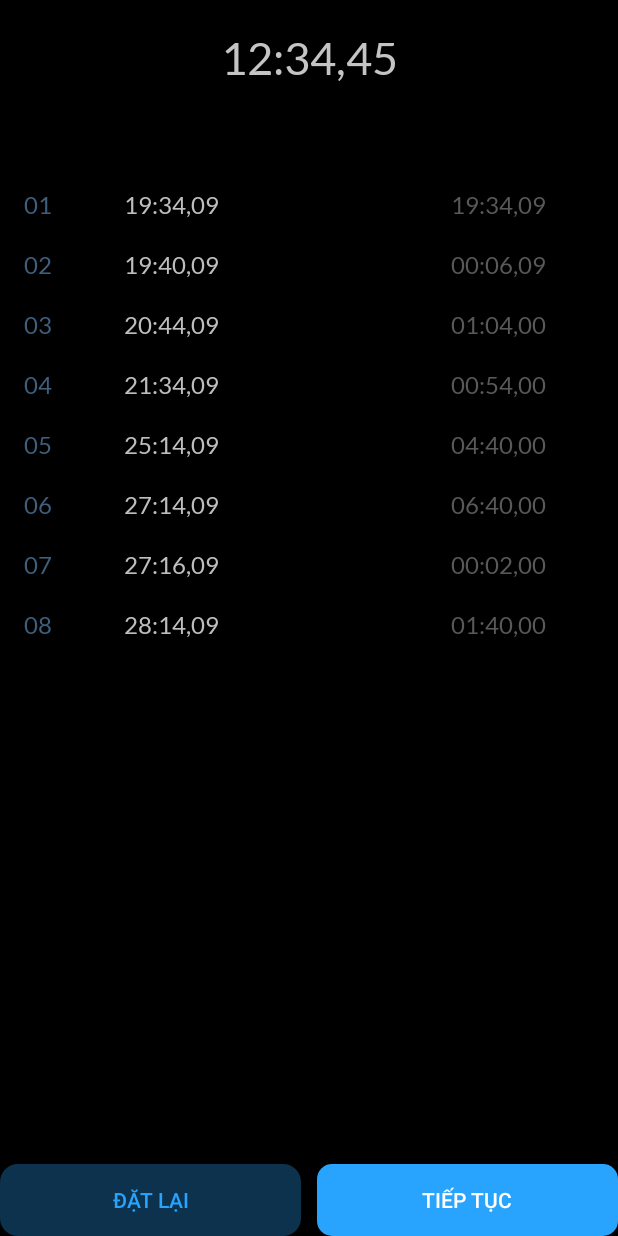
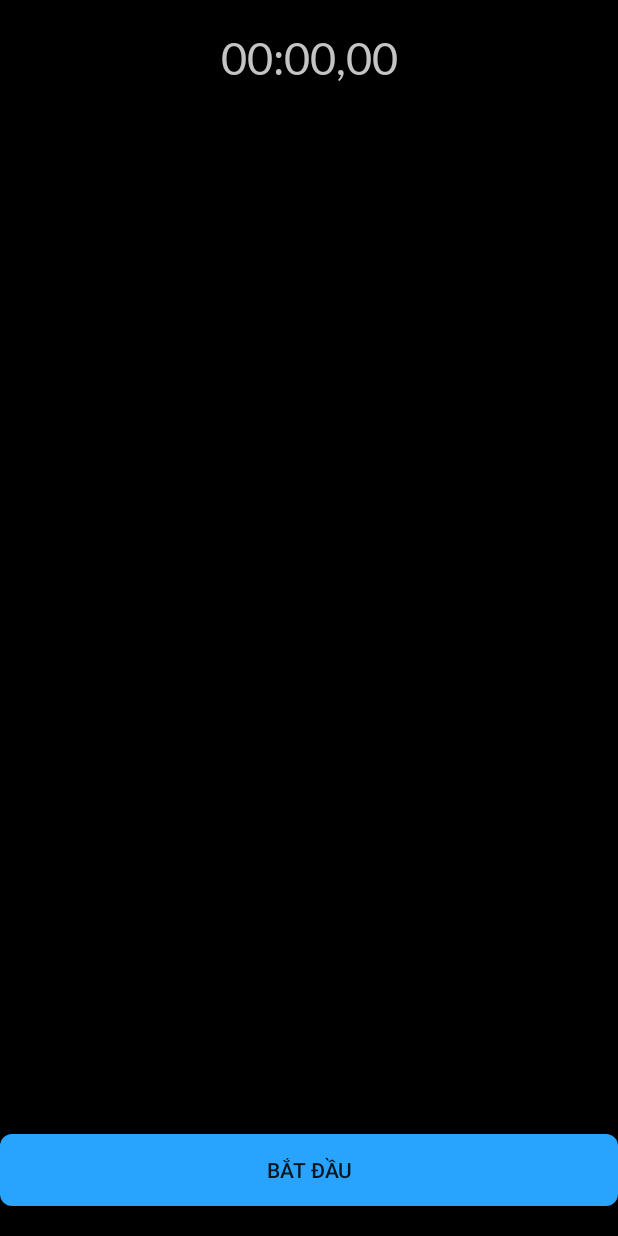
Before and after one commit to CN-LEON-DX/AlarmApp2, an Android app: the fragment StopWatchFragment shown on its own in the app's theme, on a phone screen of 412 x 824 dp. Run offline under Robolectric (Android 15) with nearby library versions, the phone set to English and light mode, and no system bars.

Commit message:
add stopwatch

```diff
--- a/app/src/main/AndroidManifest.xml
+++ b/app/src/main/AndroidManifest.xml
@@ -15,9 +15,9 @@
         android:allowBackup="true"
         android:dataExtractionRules="@xml/data_extraction_rules"
         android:fullBackupContent="@xml/backup_rules"
-        android:icon="@mipmap/ic_launcher"
+        android:icon="@drawable/clock2"
         android:label="@string/app_name"
-        android:roundIcon="@mipmap/ic_launcher_round"
+        android:roundIcon="@drawable/clock2"
         android:supportsRtl="true"
         android:theme="@style/Theme.AlarmApp"
         tools:targetApi="31" >
--- a/app/src/main/java/com/example/alarmapp/Fragment/StopWatchFragment.java
+++ b/app/src/main/java/com/example/alarmapp/Fragment/StopWatchFragment.java
@@ -1,37 +1,40 @@
 package com.example.alarmapp.Fragment;
 
+
+import android.annotation.SuppressLint;
+import android.content.Context;
+import android.content.SharedPreferences;
 import android.os.Bundle;
+import android.os.Handler;
+import android.preference.PreferenceManager;
 import android.view.LayoutInflater;
 import android.view.View;
 import android.view.ViewGroup;
 import android.widget.Button;
 import android.widget.TextView;
+import android.widget.Toast;
 
 import androidx.fragment.app.Fragment;
 import androidx.recyclerview.widget.LinearLayoutManager;
 import androidx.recyclerview.widget.RecyclerView;
-
 import com.example.alarmapp.Adapter.StopWatch;
 import com.example.alarmapp.Adapter.StopWatchAdapter;
 import com.example.alarmapp.R;
-
 import java.util.ArrayList;
 import java.util.List;
 
 public class StopWatchFragment extends Fragment {
-    private RecyclerView rcvStopWatch;
     private List<StopWatch> stopWatchList;
     private TextView tvTimer;
-    private Button btnReset, btnContinue;
+    private Button btnStartAndStop,btnResetAndMark;
+    private Handler handler;
+    private String nextStatus="start";
+    private Runnable runnable;
+    private boolean isRunning =false;
+    private long elapsedTime;
+    private SharedPreferences sharedPreferencesPut,sharedPreferencesRead;
     public StopWatchFragment() {
         // Required empty public constructor
-    }
-    public static StopWatchFragment newInstance(String param1, String param2) {
-        StopWatchFragment fragment = new StopWatchFragment();
-        Bundle args = new Bundle();
-
-        fragment.setArguments(args);
-        return fragment;
     }
     @Override
     public void onCreate(Bundle savedInstanceState) {
@@ -43,28 +46,139 @@ public class StopWatchFragment extends Fragment {
                              Bundle savedInstanceState) {
         // Inflate the layout for this fragment
         View view = inflater.inflate(R.layout.fragment_stopwatch, container, false);
+        //find id
         tvTimer = view.findViewById(R.id.tvTimer);
-        btnReset = view.findViewById(R.id.btnReset);
-        btnContinue = view.findViewById(R.id.btnContinue);
-
-        rcvStopWatch = view.findViewById(R.id.rcvListStopWatch);
-        StopWatchAdapter  stopWatchAdapter = new StopWatchAdapter(createListStopWatch(), getContext());
-
+        btnStartAndStop=view.findViewById(R.id.btn_start_stop);
+        btnResetAndMark=view.findViewById(R.id.btn_reset_mark);
+        //setup for recyclerView
+        RecyclerView rcvStopWatch = view.findViewById(R.id.rcvListStopWatch);
+        stopWatchList = new ArrayList<>();
+        StopWatchAdapter stopWatchAdapter = new StopWatchAdapter(stopWatchList, getContext());
         rcvStopWatch.setLayoutManager(new LinearLayoutManager(getContext(), LinearLayoutManager.VERTICAL, false));
         rcvStopWatch.setAdapter(stopWatchAdapter);
+        //set listener for button
+        setListenerForBtnStartAndStop();
+        setListenerForBtnResetAndMark();
+        //setup read from sharedPreferences
+        sharedPreferencesRead= PreferenceManager.getDefaultSharedPreferences(getContext());
+        sharedPreferencesRead= getContext().getSharedPreferences("MyPrefs", Context.MODE_PRIVATE);
+        nextStatus=sharedPreferencesRead.getString("status","start");
+        elapsedTime=sharedPreferencesRead.getLong("elapsedTime",0);
+        isRunning=sharedPreferencesRead.getBoolean("isRunning",false);
+        updateUI();
         return view;
     }
+    @Override
+    public void onDestroy() {
+        super.onDestroy();
+        SharedPreferences.Editor editor = sharedPreferencesPut.edit();
+        editor.putString("status", nextStatus);
+        editor.putBoolean("isRunning", isRunning);
+        editor.putLong("elapsedTime", elapsedTime);
+        editor.apply();
+    }
+    private void updateUI() {
+        // Cập nhật giao diện dựa trên giá trị đọc được
+        if (nextStatus.equals("start")) {
+            // Cài đặt giao diện cho trạng thái "start"
+            btnStartAndStop.setText("Bắt đầu");
+            btnResetAndMark.setVisibility(View.GONE);
+            tvTimer.setText("00:00,00");
+        } else if (nextStatus.equals("stop")) {
+            // Cài đặt giao diện cho trạng thái "stop"
+            btnStartAndStop.setText("Tạm dừng");
+            btnResetAndMark.setText("Ghi");
+            btnResetAndMark.setVisibility(View.VISIBLE);
+            startTime(); // Bắt đầu tính thời gian lại nếu cần
+        } else if (nextStatus.equals("continue")) {
+            // Cài đặt giao diện cho trạng thái "continue"
+            btnStartAndStop.setText("Tạm dừng");
+            btnResetAndMark.setText("Ghi");
+            btnResetAndMark.setVisibility(View.VISIBLE);
+            startTime();
+        }
+    }
 
-    public List<StopWatch> createListStopWatch(){
-        stopWatchList = new ArrayList<>();
-        stopWatchList.add(new StopWatch("01", "19:34,09", "19:34,09"));
-        stopWatchList.add(new StopWatch("02", "19:40,09", "00:06,09"));
-        stopWatchList.add(new StopWatch("03", "20:44,09", "01:04,00"));
-        stopWatchList.add(new StopWatch("04", "21:34,09", "00:54,00"));
-        stopWatchList.add(new StopWatch("05", "25:14,09", "04:40,00"));
-        stopWatchList.add(new StopWatch("06", "27:14,09", "06:40,00"));
-        stopWatchList.add(new StopWatch("07", "27:16,09", "00:02,00"));
-        stopWatchList.add(new StopWatch("08", "28:14,09", "01:40,00"));
-        return stopWatchList;
+    @SuppressLint("DefaultLocale")
+    public String calculateTime(long elapsedTime){
+
+        int milliseconds = (int) ((elapsedTime / 10) % 100);
+        int seconds = (int) ((elapsedTime / 1000) % 60);
+        int minutes = (int) (elapsedTime / 60000);
+        if(minutes>=60) {
+            minutes=(int) (elapsedTime/60000)%60;
+            int hour = (int) (elapsedTime/3600000);
+            return  String.format("%02d:%02d:%02d,%02d",hour, minutes, seconds, milliseconds);
+        } else return String.format("%02d:%02d,%02d", minutes, seconds, milliseconds);
+    }
+    public void startTime() {
+        handler = new Handler();
+        long startTime;
+        if (isRunning) {
+            startTime = System.currentTimeMillis() - elapsedTime;
+        } else{
+            startTime = System.currentTimeMillis();
+        }
+        runnable = new Runnable() {
+            @Override
+            public void run() {
+                long currentTime = System.currentTimeMillis();
+                elapsedTime = currentTime - startTime;
+
+                String time = calculateTime(elapsedTime);
+                tvTimer.setText(time);
+
+                handler.postDelayed(this, 1);
+            }
+        };
+
+        handler.post(runnable);
+    }
+    public void setListenerForBtnStartAndStop() {
+        btnStartAndStop.setOnClickListener(new View.OnClickListener() {
+            @SuppressLint("SetTextI18n")
+            @Override
+            public void onClick(View v) {
+                if (nextStatus.equals("start")) {
+                    startTime();
+                    nextStatus = "stop";
+                    btnStartAndStop.setText("Tạm dừng");
+                    btnResetAndMark.setText("ghi");
+                    btnResetAndMark.setVisibility(View.VISIBLE);
+                } else if (nextStatus.equals("stop")) {
+                    handler.removeCallbacks(runnable);
+                    nextStatus = "continue";
+                    btnStartAndStop.setText("Tiếp tục");
+                    btnResetAndMark.setText("đặt lại");
+                    btnResetAndMark.setVisibility(View.VISIBLE);
+                } else if (nextStatus.equals("continue")) {
+                    isRunning = true;
+                    startTime();
+                    nextStatus = "stop";
+                    btnResetAndMark.setText("ghi");
+                    btnStartAndStop.setText("Tạm dừng");
+                    btnResetAndMark.setVisibility(View.VISIBLE);
+                }
+            }
+        });
+    }
+    public void setListenerForBtnResetAndMark() {
+        btnResetAndMark.setOnClickListener(new View.OnClickListener() {
+            @SuppressLint("SetTextI18n")
+            @Override
+            public void onClick(View v) {
+                if (nextStatus.equals("stop")) {
+                    // Reset logic here if needed
+                } else if (nextStatus.equals("continue")) {
+                    isRunning = false;
+                    nextStatus = "start";
+                    elapsedTime=0;
+                    btnResetAndMark.setVisibility(View.GONE);
+                    handler.removeCallbacks(runnable);
+                    tvTimer.setText("00:00,00");
+                    btnStartAndStop.setText("Bắt đầu");
+                }
+            }
+        });
     }
 }
--- a/app/src/main/res/layout/fragment_stopwatch.xml
+++ b/app/src/main/res/layout/fragment_stopwatch.xml
@@ -1,55 +1,58 @@
 <?xml version="1.0" encoding="utf-8"?>
 <RelativeLayout xmlns:android="http://schemas.android.com/apk/res/android"
+    xmlns:app="http://schemas.android.com/apk/res-auto"
     xmlns:tools="http://schemas.android.com/tools"
     android:layout_width="match_parent"
     android:layout_height="match_parent"
     android:background="@color/black"
     android:layout_weight="2"
     tools:context=".Fragment.StopWatchFragment">
+
     <TextView
         android:id="@+id/tvTimer"
+        android:layout_width="match_parent"
+        android:layout_height="wrap_content"
         android:layout_marginTop="20dp"
-        android:text="12:34,45"
+        android:fontFamily="@font/lato_regular"
+        android:gravity="center_vertical|center_horizontal"
+        android:text="00:00,00"
         android:textColor="#c4c4c4"
-        android:fontFamily="@font/lato_regular"
-        android:textSize="30sp"
-        android:gravity="center_vertical|center_horizontal"
-        android:layout_width="match_parent"
-        android:layout_height="wrap_content"/>
+        android:textSize="30sp" />
     <!-- TODO: Update blank fragment layout -->
     <androidx.recyclerview.widget.RecyclerView
         android:id="@+id/rcvListStopWatch"
+        android:layout_width="match_parent"
+        android:layout_height="match_parent"
+        android:layout_above="@id/layout_btn"
+        android:layout_below="@+id/tvTimer"
         android:layout_marginTop="60dp"
+        android:layout_marginBottom="35dp" />
+
+    <LinearLayout
+        android:id="@+id/layout_btn"
+        android:layout_width="match_parent"
+        android:layout_height="wrap_content"
+        android:layout_alignParentBottom="true"
         android:layout_marginBottom="20dp"
-        android:layout_below="@+id/tvTimer"
-        android:layout_width="match_parent"
-        android:layout_above="@+id/ButtonTimer"
-        android:layout_height="match_parent"/>
-    <LinearLayout
-        android:id="@+id/ButtonTimer"
-        android:layout_alignParentBottom="true"
-        android:orientation="horizontal"
-        android:layout_width="match_parent"
-        android:weightSum="2"
-        android:layout_height="wrap_content">
+        android:orientation="horizontal">
+
         <Button
-            android:id="@+id/btnReset"
-            android:background="@drawable/button_reset_stopwatch"
-            android:text="Đặt lại"
-            android:textColor="#28a4fe"
-            android:layout_weight="1"
+            android:id="@+id/btn_reset_mark"
             android:layout_width="0dp"
             android:layout_height="wrap_content"
-            android:layout_marginEnd="5dp"/>
+            android:layout_marginRight="15dp"
+            android:layout_weight="1"
+            android:background="@drawable/button_reset_stopwatch"
+            android:text="ghi"
+            android:visibility="gone" />
+
         <Button
-            android:id="@+id/btnContinue"
-            android:layout_marginStart="5dp"
-            android:background="@drawable/button_continue_stopwatch"
-            android:textColor="@color/white"
-            android:text="Tiếp tục"
+            android:id="@+id/btn_start_stop"
+            android:layout_width="0dp"
+            android:layout_height="wrap_content"
             android:layout_weight="1"
-            android:layout_width="0dp"
-            android:layout_height="wrap_content"/>
+            android:background="@drawable/button_start_timer"
+            android:text="bắt đầu" />
     </LinearLayout>
 
 </RelativeLayout>
```
